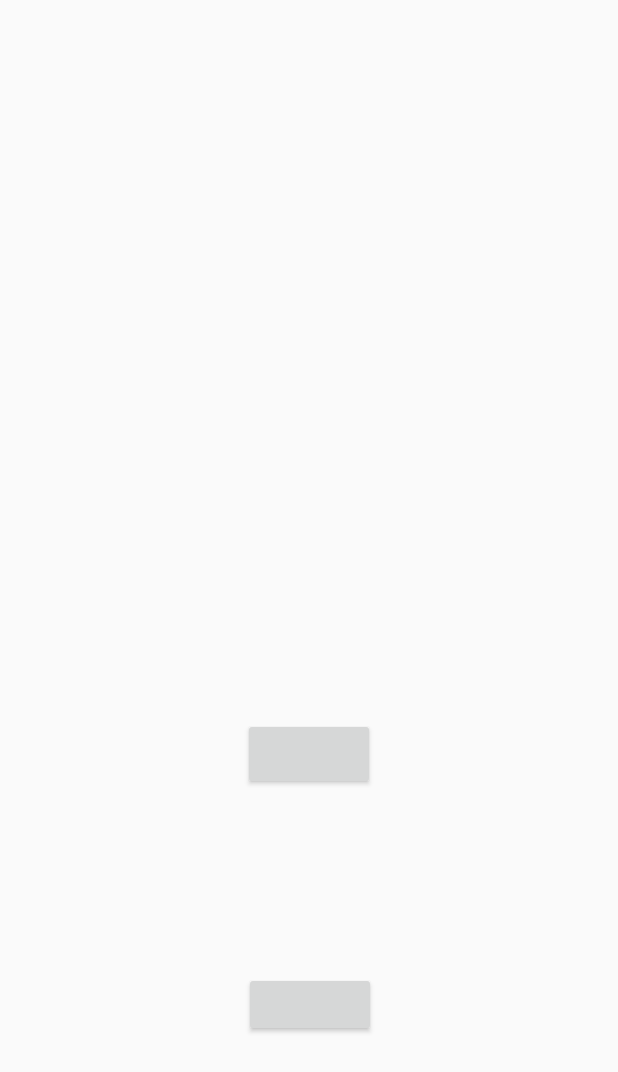
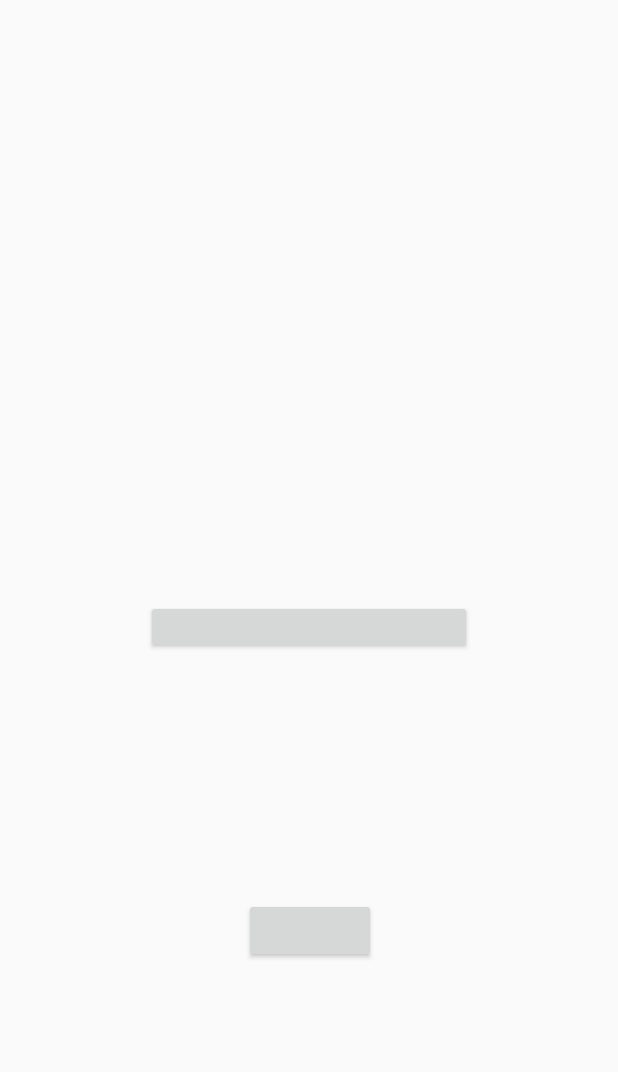
Before and after one commit to LuchoCubero/MeteleUnGolAlMachismo, an Android app: the screen it shows after launch (LoginActivity), on a phone screen of 412 x 824 dp. Shown: the top 1072 px of the screen. Run offline under Robolectric (Android 15) with nearby library versions, the phone set to English and light mode, and no system bars; libraries missing offline, so code that uses them is left out: com.facebook, com.facebook.appevents, com.facebook.login, com.twitter.sdk; plain views replace LoginButton, TwitterLoginButton; 7 statements that could not run were skipped.

Commit message:
Fixed Facebook Login, removed FacebookManager Pending Twitter Login. Pending Logouts

```diff
--- a/app/src/main/java/cr/ac/tec/meteleungolalmachismo/FacebookManager.java
+++ /dev/null
@@ -1,114 +0,0 @@
-package cr.ac.tec.meteleungolalmachismo;
-
-import android.content.Intent;
-import android.os.AsyncTask;
-import android.os.Bundle;
-import android.util.Log;
-import android.widget.Toast;
-import com.facebook.AccessToken;
-import com.facebook.CallbackManager;
-import com.facebook.FacebookException;
-import com.facebook.FacebookCallback;
-import com.facebook.GraphRequest;
-import com.facebook.GraphResponse;
-import com.facebook.login.LoginManager;
-import com.facebook.login.LoginResult;
-import com.facebook.login.widget.LoginButton;
-import org.json.JSONObject;
-import static com.facebook.FacebookSdk.getApplicationContext;
-
-
-public class FacebookManager{
-
-    private CallbackManager callbackManager;
-    private AccessToken accessToken;
-
-    public AccessToken getAccessToken() {
-        return accessToken;
-    }
-
-    public void setAccessToken(AccessToken accessToken) {
-        this.accessToken = accessToken;
-    }
-
-    public FacebookManager()
-    {
-        callbackManager = CallbackManager.Factory.create();
-    }
-
-    public CallbackManager getCallbackManager() {
-        return callbackManager;
-    }
-
-    public void setCallbackManager(CallbackManager manager)
-    {
-        this.callbackManager = manager;
-    }
-
-    public void loginFacebook(final LoginButton loginButton) {
-        try{
-            AsyncTask.execute(new Runnable() {
-                @Override
-                public void run() {
-                    loginButton.setReadPermissions("public_profile");
-                    // Callback registration
-                    loginButton.registerCallback(callbackManager, new FacebookCallback<LoginResult>() {
-                        @Override
-                        public void onSuccess(LoginResult loginResult) {
-                            final String[] username = new String[1];
-                            GraphRequest request = GraphRequest.newMeRequest(
-                                    loginResult.getAccessToken(),
-                                    new GraphRequest.GraphJSONObjectCallback() {
-                                        @Override
-                                        public void onCompleted(
-                                                JSONObject object,
-                                                GraphResponse response) {
-                                            // Application code
-                                            try{
-                                                username[0] = object.getString("name");
-                                                Intent main = new Intent(getApplicationContext(), MainActivity.class);
-                                                main.putExtra("username", username[0]);
-                                                getApplicationContext().startActivity(main);
-                                            }
-                                            catch(Exception e)
-                                            {
-
-                                            }
-                                            Log.v("LoginActivity", response.toString());
-                                        }
-                                    });
-                            Bundle parameters = new Bundle();
-                            parameters.putString("fields", "id,name,email,gender, birthday");
-                            request.setParameters(parameters);
-                            request.executeAsync();
-                        }
-
-                        @Override
-                        public void onCancel() {
-                            // App code
-                        }
-
-                        @Override
-                        public void onError(FacebookException exception) {
-                            // App code
-                            Toast.makeText(getApplicationContext(), "Authentication Failed!", Toast.LENGTH_LONG).show();
-                        }
-                    });
-                }
-            });
-        }
-        catch (Exception e)
-        {
-            Toast.makeText(getApplicationContext(), "A ocurrido un error", Toast.LENGTH_LONG).show();
-        }
-    }
-
-    public void logout() //Not working
-    {
-        if(accessToken!=null)
-        {
-            LoginManager.getInstance().logOut();
-            Toast.makeText(getApplicationContext(), "A ocurrido un error", Toast.LENGTH_LONG).show();
-        }
-    }
-}
--- a/app/src/main/java/cr/ac/tec/meteleungolalmachismo/LoginActivity.java
+++ b/app/src/main/java/cr/ac/tec/meteleungolalmachismo/LoginActivity.java
@@ -3,35 +3,48 @@ package cr.ac.tec.meteleungolalmachismo;
 import android.content.Intent;
 import android.support.v7.app.AppCompatActivity;
 import android.os.Bundle;
+import android.util.Log;
 import android.view.View;
+import android.widget.Toast;
 
+import com.facebook.CallbackManager;
+import com.facebook.FacebookCallback;
+import com.facebook.FacebookException;
 import com.facebook.FacebookSdk;
+import com.facebook.GraphRequest;
+import com.facebook.GraphResponse;
 import com.facebook.appevents.AppEventsLogger;
+import com.facebook.login.LoginResult;
 import com.facebook.login.widget.LoginButton;
 import com.twitter.sdk.android.core.Twitter;
 import com.twitter.sdk.android.core.identity.TwitterLoginButton;
 
+import org.json.JSONObject;
+
 import static com.facebook.FacebookSdk.getApplicationContext;
 
-public class LoginActivity extends AppCompatActivity {
+public final class LoginActivity extends AppCompatActivity {
 
-    public FacebookManager facebokManager;
     public TwitterManager twitterManager;
+    private CallbackManager FBcallbackManager;
 
     @Override
     protected void onCreate(Bundle savedInstanceState) {
         super.onCreate(savedInstanceState);
+        setContentView(R.layout.activity_login);
+
+        //FacebookLogin
+        LoginButton loginButton = (LoginButton) findViewById(R.id.login_buttonFacebook);
+        loginButton.setReadPermissions("public_profile");
+        FBcallbackManager = CallbackManager.Factory.create();
+        loginButton.registerCallback(FBcallbackManager, getFacebookCallBack());
 
         //APIs initialize
-        FacebookSdk.sdkInitialize(getApplicationContext());
         AppEventsLogger.activateApp(this);
         Twitter.initialize(this);
 
         //Manager start
-        facebokManager = new FacebookManager();
         twitterManager = new TwitterManager();
-
-        setContentView(R.layout.activity_login);
 
         twitterManager.loginTwitter((TwitterLoginButton)findViewById(R.id.login_buttonTwitter));
     }
@@ -39,16 +52,55 @@ public class LoginActivity extends AppCompatActivity {
     @Override
     protected void onActivityResult(int requestCode, int resultCode, Intent data) {
         super.onActivityResult(requestCode, resultCode, data);
-        facebokManager.getCallbackManager().onActivityResult(requestCode, resultCode, data);
-
+        FBcallbackManager.onActivityResult(requestCode, resultCode, data); //Facebook Callback
         if (twitterManager.getTwitterButton() != null) {
             twitterManager.getTwitterButton().onActivityResult(requestCode, resultCode, data);
         }
     }
 
-    public void onFacebookClick(View view)
-    {
-        LoginButton loginButton = (LoginButton) findViewById(R.id.login_buttonFacebook);
-        facebokManager.loginFacebook(loginButton);
+    public FacebookCallback<LoginResult> getFacebookCallBack() {
+        return new FacebookCallback<LoginResult>() {
+            @Override
+            public void onSuccess(final LoginResult loginResult) {
+                //Some code here
+                final String[] username = new String[1];
+                GraphRequest request = GraphRequest.newMeRequest(
+                    loginResult.getAccessToken(),
+                    new GraphRequest.GraphJSONObjectCallback() {
+                        @Override
+                        public void onCompleted(
+                                JSONObject object,
+                                GraphResponse response) {
+                            // Application code
+                            try {
+                                username[0] = object.getString("name");
+                                Intent main = new Intent(LoginActivity.this, MainActivity.class);
+                                main.putExtra("username", username[0]);
+                                LoginActivity.this.startActivity(main);
+                                Toast.makeText(LoginActivity.this, "OKOKOK", Toast.LENGTH_LONG).show();
+                            } catch (Exception e) {
+                                Log.v("LoginActivity", e.toString());
+                            }
+                            Log.v("LoginActivity", response.toString());
+                        }
+
+                    });
+                Bundle parameters = new Bundle();
+                parameters.putString("fields", "id,name,email,gender, birthday");
+                request.setParameters(parameters);
+                request.executeAsync();
+
+            }
+
+            @Override
+            public void onCancel() {
+                //Some code here
+            }
+
+            @Override
+            public void onError(FacebookException exception) {
+                //Some code here
+            }
+        };
     }
 }
--- a/app/src/main/java/cr/ac/tec/meteleungolalmachismo/MainActivity.java
+++ b/app/src/main/java/cr/ac/tec/meteleungolalmachismo/MainActivity.java
@@ -52,8 +52,7 @@ public class MainActivity extends AppCompatActivity {
                         }
                         else if(String.valueOf(menuItem.getItemId()).equals(String.valueOf(R.id.logout)))
                         {
-                            FacebookManager fb = new  FacebookManager();
-                            fb.logout();
+                            //LOGOUT TO DO
                             TwitterManager tw = new TwitterManager();
                             tw.logout();
                             Intent login = new Intent(getApplicationContext(), LoginActivity.class);
--- a/app/src/main/res/layout/activity_login.xml
+++ b/app/src/main/res/layout/activity_login.xml
@@ -8,17 +8,16 @@
 
     <com.facebook.login.widget.LoginButton
         android:id="@+id/login_buttonFacebook"
-        android:layout_width="wrap_content"
-        android:layout_height="wrap_content"
+        android:layout_width="217dp"
+        android:layout_height="36dp"
         android:layout_gravity="center_horizontal"
-        android:layout_marginBottom="8dp"
-        android:layout_marginEnd="103dp"
-        android:layout_marginLeft="103dp"
-        android:layout_marginRight="103dp"
-        android:layout_marginStart="103dp"
-        android:layout_marginTop="382dp"
-        android:onClick="onFacebookClick"
-        app:layout_constraintBottom_toTopOf="@+id/login_buttonTwitter"
+        android:layout_marginEnd="8dp"
+        android:layout_marginLeft="8dp"
+        android:layout_marginRight="8dp"
+        android:layout_marginStart="8dp"
+        android:layout_marginTop="400dp"
+        android:paddingBottom="13dp"
+        android:paddingTop="13dp"
         app:layout_constraintEnd_toEndOf="parent"
         app:layout_constraintStart_toStartOf="parent"
         app:layout_constraintTop_toTopOf="parent" />
```
Also changed, not shown: app/src/main/AndroidManifest.xml (+10 -0 lines).
